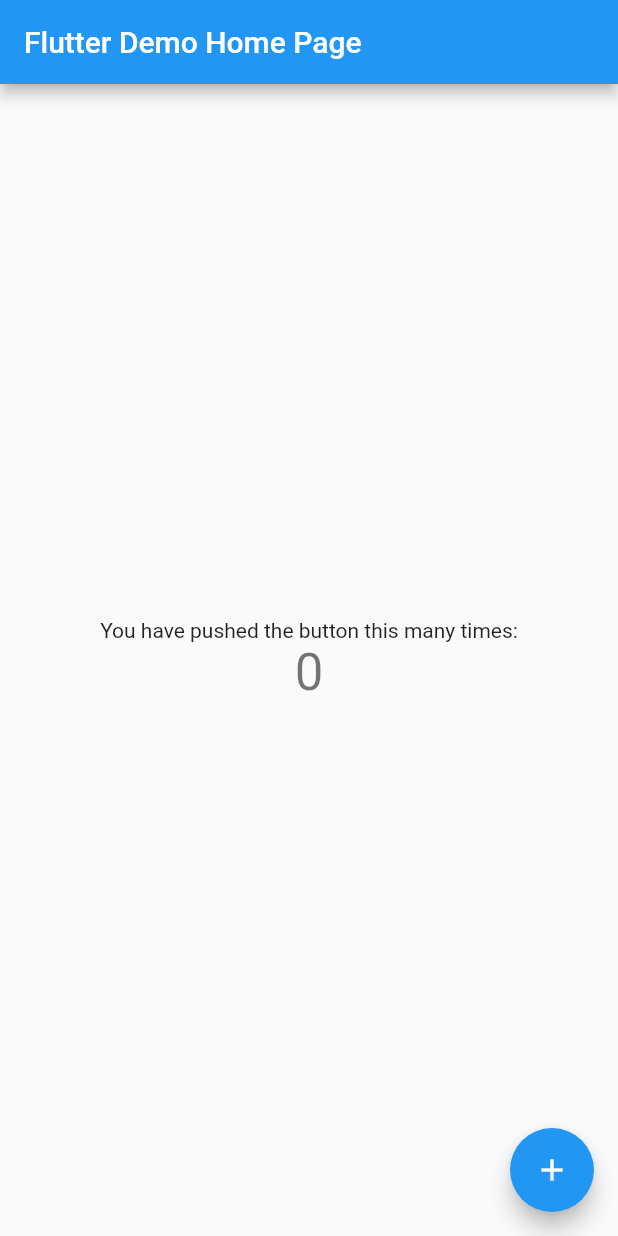
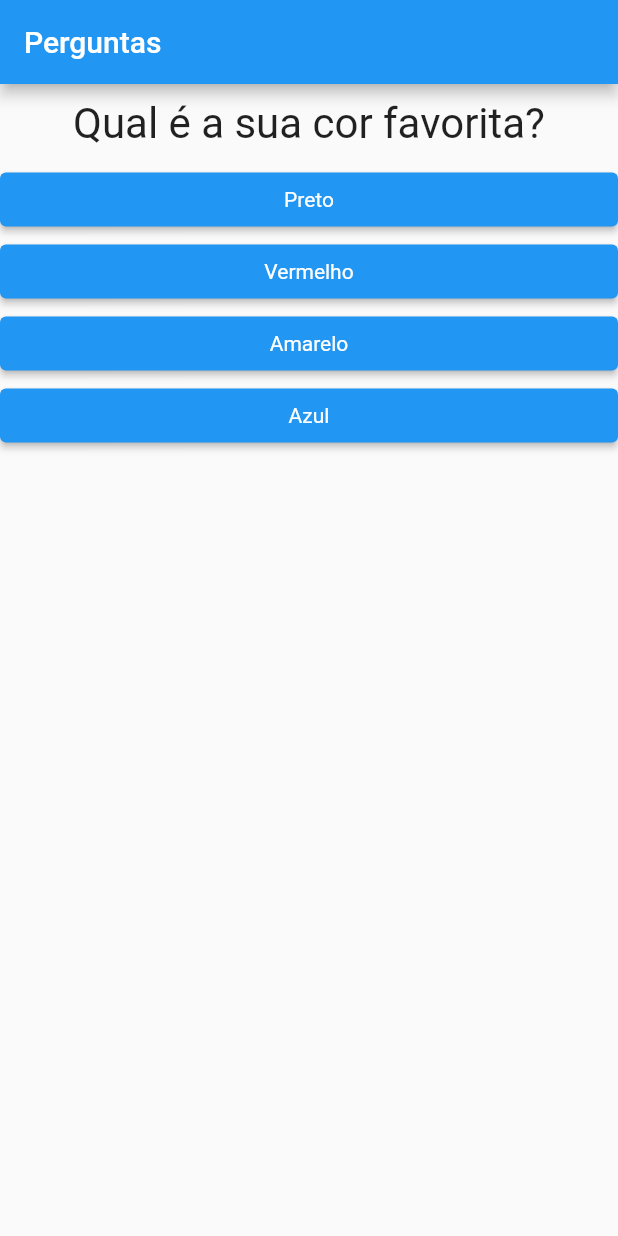
Before and after one commit to leandrodpaula/flutter-perguntas, a Flutter app: the screen it shows after launch, on a phone screen of 412 x 824 dp. Run offline on Flutter 3.47's test engine with Material 2 defaults, Android fonts, the phone set to English and light mode, and no system bars.

Commit message:
Questionario de Estudo

```diff
--- a/lib/main.dart
+++ b/lib/main.dart
@@ -1,113 +1,84 @@
 import 'package:flutter/material.dart';
+import 'package:perguntas/questionario.dart';
+import 'package:perguntas/resultado.dart';
 
-void main() {
-  runApp(MyApp());
-}
+main() => runApp(new PerguntaApp());
 
-class MyApp extends StatelessWidget {
-  // This widget is the root of your application.
+class _PerguntaAppState extends State<PerguntaApp> {
+  var _perguntaSelecionada = 0;
+  var _pontuacaoTotal = 0;
+  void _responder(int pontuacao) {
+    if (temPerguntaSelecionada) {
+      setState(() {
+        _perguntaSelecionada++;
+        _pontuacaoTotal += pontuacao;
+      });
+    }
+    print(_pontuacaoTotal);
+  }
+
+  void _reiniciar() {
+    setState(() {
+      _perguntaSelecionada = 0;
+      _pontuacaoTotal = 0;
+    });
+  }
+
+  final _perguntas = const [
+    {
+      'texto': 'Qual é a sua cor favorita?',
+      'respostas': [
+        {'texto': 'Preto', 'pontuacao': 1},
+        {'texto': 'Vermelho', 'pontuacao': 2},
+        {'texto': 'Amarelo', 'pontuacao': 3},
+        {'texto': 'Azul', 'pontuacao': 4}
+      ]
+    },
+    {
+      'texto': 'Qual é a seu animal favorito?',
+      'respostas': [
+        {'texto': 'Coelho', 'pontuacao': 1},
+        {'texto': 'Cobra', 'pontuacao': 2},
+        {'texto': 'Elefante', 'pontuacao': 3},
+        {'texto': 'Leão', 'pontuacao': 4}
+      ]
+    },
+    {
+      'texto': 'Qual é a seu instrutor favorito?',
+      'respostas': [
+        {'texto': 'Maria', 'pontuacao': 1},
+        {'texto': 'João', 'pontuacao': 2},
+        {'texto': 'Leo', 'pontuacao': 3},
+        {'texto': 'Pedro', 'pontuacao': 4}
+      ]
+    }
+  ];
+
+  bool get temPerguntaSelecionada {
+    return _perguntaSelecionada < _perguntas.length;
+  }
+
   @override
   Widget build(BuildContext context) {
     return MaterialApp(
-      title: 'Flutter Demo',
-      theme: ThemeData(
-        // This is the theme of your application.
-        //
-        // Try running your application with "flutter run". You'll see the
-        // application has a blue toolbar. Then, without quitting the app, try
-        // changing the primarySwatch below to Colors.green and then invoke
-        // "hot reload" (press "r" in the console where you ran "flutter run",
-        // or simply save your changes to "hot reload" in a Flutter IDE).
-        // Notice that the counter didn't reset back to zero; the application
-        // is not restarted.
-        primarySwatch: Colors.blue,
-      ),
-      home: MyHomePage(title: 'Flutter Demo Home Page'),
+      home: Scaffold(
+          appBar: AppBar(
+            title: Text('Perguntas'),
+          ),
+          body: temPerguntaSelecionada
+              ? Questionario(
+                  perguntas: _perguntas,
+                  perguntaSelecionada: _perguntaSelecionada,
+                  quantoResponder: _responder)
+              : Resultado(
+                  pontuacao: _pontuacaoTotal,
+                  reiniciarQuestionario: _reiniciar)),
     );
   }
 }
 
-class MyHomePage extends StatefulWidget {
-  MyHomePage({Key? key, required this.title}) : super(key: key);
-
-  // This widget is the home page of your application. It is stateful, meaning
-  // that it has a State object (defined below) that contains fields that affect
-  // how it looks.
-
-  // This class is the configuration for the state. It holds the values (in this
-  // case the title) provided by the parent (in this case the App widget) and
-  // used by the build method of the State. Fields in a Widget subclass are
-  // always marked "final".
-
-  final String title;
-
-  @override
-  _MyHomePageState createState() => _MyHomePageState();
-}
-
-class _MyHomePageState extends State<MyHomePage> {
-  int _counter = 0;
-
-  void _incrementCounter() {
-    setState(() {
-      // This call to setState tells the Flutter framework that something has
-      // changed in this State, which causes it to rerun the build method below
-      // so that the display can reflect the updated values. If we changed
-      // _counter without calling setState(), then the build method would not be
-      // called again, and so nothing would appear to happen.
-      _counter++;
-    });
-  }
-
-  @override
-  Widget build(BuildContext context) {
-    // This method is rerun every time setState is called, for instance as done
-    // by the _incrementCounter method above.
-    //
-    // The Flutter framework has been optimized to make rerunning build methods
-    // fast, so that you can just rebuild anything that needs updating rather
-    // than having to individually change instances of widgets.
-    return Scaffold(
-      appBar: AppBar(
-        // Here we take the value from the MyHomePage object that was created by
-        // the App.build method, and use it to set our appbar title.
-        title: Text(widget.title),
-      ),
-      body: Center(
-        // Center is a layout widget. It takes a single child and positions it
-        // in the middle of the parent.
-        child: Column(
-          // Column is also a layout widget. It takes a list of children and
-          // arranges them vertically. By default, it sizes itself to fit its
-          // children horizontally, and tries to be as tall as its parent.
-          //
-          // Invoke "debug painting" (press "p" in the console, choose the
-          // "Toggle Debug Paint" action from the Flutter Inspector in Android
-          // Studio, or the "Toggle Debug Paint" command in Visual Studio Code)
-          // to see the wireframe for each widget.
-          //
-          // Column has various properties to control how it sizes itself and
-          // how it positions its children. Here we use mainAxisAlignment to
-          // center the children vertically; the main axis here is the vertical
-          // axis because Columns are vertical (the cross axis would be
-          // horizontal).
-          mainAxisAlignment: MainAxisAlignment.center,
-          children: <Widget>[
-            Text(
-              'You have pushed the button this many times:',
-            ),
-            Text(
-              '$_counter',
-              style: Theme.of(context).textTheme.headline4,
-            ),
-          ],
-        ),
-      ),
-      floatingActionButton: FloatingActionButton(
-        onPressed: _incrementCounter,
-        tooltip: 'Increment',
-        child: Icon(Icons.add),
-      ), // This trailing comma makes auto-formatting nicer for build methods.
-    );
+class PerguntaApp extends StatefulWidget {
+  _PerguntaAppState createState() {
+    return _PerguntaAppState();
   }
 }
--- /dev/null
+++ b/lib/questao.dart
@@ -0,0 +1,20 @@
+import 'package:flutter/material.dart';
+
+class Questao extends StatelessWidget {
+  final String texto;
+
+  Questao(this.texto);
+
+  @override
+  Widget build(BuildContext context) {
+    return Container(
+      width: double.infinity,
+      margin: EdgeInsets.all(10),
+      child: Text(
+        texto,
+        style: TextStyle(fontSize: 28),
+        textAlign: TextAlign.center,
+      ),
+    );
+  }
+}
--- /dev/null
+++ b/lib/questionario.dart
@@ -0,0 +1,37 @@
+import 'package:flutter/material.dart';
+import 'package:perguntas/questao.dart';
+import 'package:perguntas/resposta.dart';
+
+class Questionario extends StatelessWidget {
+  final List<Map<String, Object>> perguntas;
+  final int perguntaSelecionada;
+  final void Function(int pontuacao) quantoResponder;
+
+  Questionario(
+      {@required this.perguntas,
+      @required this.perguntaSelecionada,
+      @required this.quantoResponder});
+
+  bool get temPerguntaSelecionada {
+    return perguntaSelecionada < perguntas.length;
+  }
+
+  @override
+  Widget build(BuildContext context) {
+    List<Map<String, Object>> respostas = temPerguntaSelecionada
+        ? perguntas[perguntaSelecionada]['respostas']
+        : [];
+
+    return Column(
+      children: <Widget>[
+        Questao(perguntas[perguntaSelecionada]['texto']),
+        ...respostas
+            .map((resp) => Resposta(
+                  resp['texto'],
+                  () => quantoResponder(resp['pontuacao']),
+                ))
+            .toList(),
+      ],
+    );
+  }
+}
--- /dev/null
+++ b/lib/resposta.dart
@@ -0,0 +1,21 @@
+import 'package:flutter/material.dart';
+
+class Resposta extends StatelessWidget {
+  final String texto;
+  final void Function() quandoSelecionado;
+
+  Resposta(this.texto, this.quandoSelecionado);
+  @override
+  Widget build(BuildContext context) {
+    return Container(
+      width: double.infinity,
+      child: ElevatedButton(
+        style: ButtonStyle(
+            backgroundColor: MaterialStateProperty.all(Colors.blue),
+            textStyle: MaterialStateProperty.all(TextStyle(color: Colors.red))),
+        child: Text(this.texto),
+        onPressed: quandoSelecionado,
+      ),
+    );
+  }
+}
--- /dev/null
+++ b/lib/resultado.dart
@@ -0,0 +1,34 @@
+import 'package:flutter/material.dart';
+
+class Resultado extends StatelessWidget {
+  final int pontuacao;
+  final void Function() reiniciarQuestionario;
+  Resultado({this.pontuacao, this.reiniciarQuestionario});
+
+  @override
+  Widget build(BuildContext context) {
+    return Center(
+      child: Column(
+        mainAxisAlignment: MainAxisAlignment.center,
+        children: [
+          Text(
+            'Parabéns!',
+            style: TextStyle(fontSize: 28),
+          ),
+          Text(
+            'Sua nota é $pontuacao!',
+            style: TextStyle(fontSize: 20),
+          ),
+          ElevatedButton(
+            style: ButtonStyle(
+                backgroundColor: MaterialStateProperty.all(Colors.blue),
+                textStyle:
+                    MaterialStateProperty.all(TextStyle(color: Colors.red))),
+            child: Text('Reiniciar'),
+            onPressed: reiniciarQuestionario,
+          ),
+        ],
+      ),
+    );
+  }
+}
--- a/pubspec.yaml
+++ b/pubspec.yaml
@@ -18,7 +18,7 @@
 version: 1.0.0+1
 
 environment:
-  sdk: ">=2.12.0 <3.0.0"
+  sdk: ">=2.6.0 <3.0.0"
 
 dependencies:
   flutter:
```
Also changed, not shown: pubspec.lock, 1 other file.
